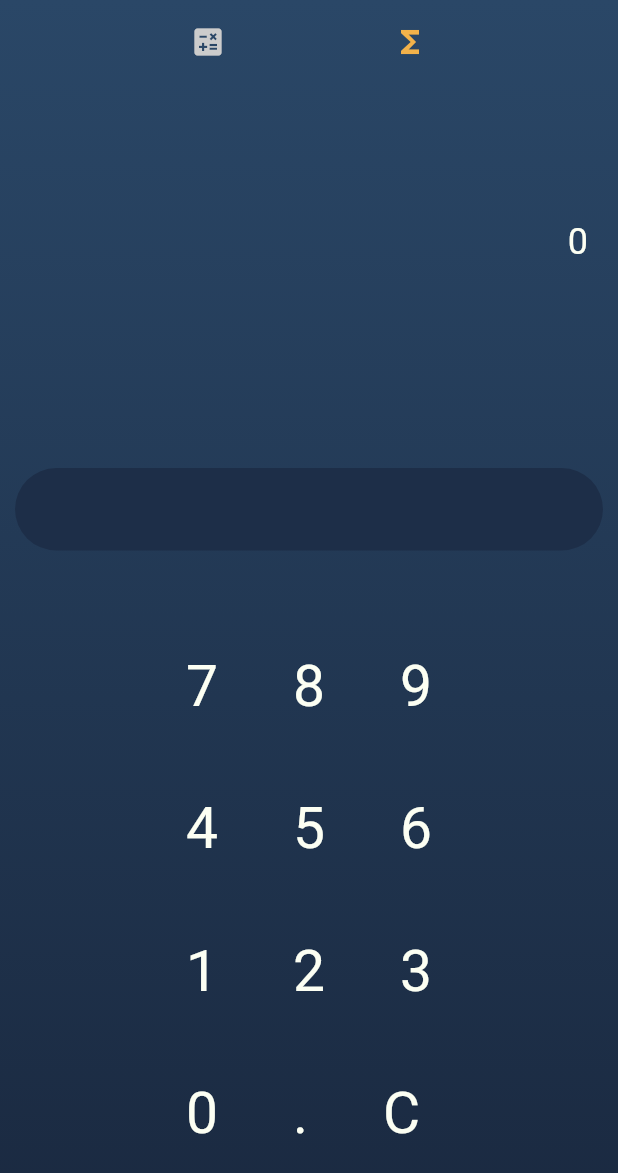
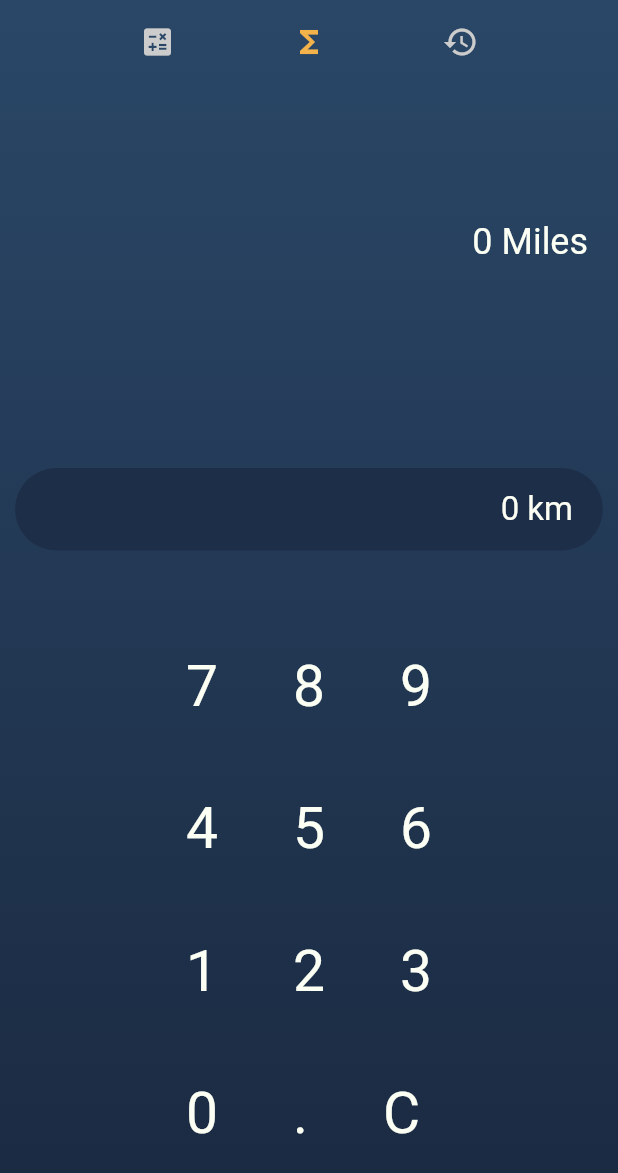
Before and after one commit to Shubhdeeps/calculator, a Flutter app: the screen it shows after launch, swiped to page 2, on a phone screen of 412 x 824 dp. Shown: the top 1173 px of the screen. Run offline on Flutter 3.47's test engine with Material 2 defaults, Android fonts, the phone set to English and light mode, and no system bars; missing offline and left inert: function_tree.

Commit message:
bug fixes

```diff
--- a/lib/components/Navbar.dart
+++ b/lib/components/Navbar.dart
@@ -5,7 +5,6 @@ class Navbar extends StatelessWidget {
   const Navbar(this.type, {super.key});
   static const colorsActive = 0xFFF3B24A;
   static const colorsInactive = 0xFFCCCCCC;
-
   @override
   Widget build(BuildContext context) => Row(
         mainAxisAlignment: MainAxisAlignment.spaceEvenly,
@@ -22,6 +21,12 @@ class Navbar extends StatelessWidget {
                     color: Color((type == 1) ? colorsActive : colorsInactive)),
                 child: Icon(Icons.functions)),
           ),
+          Container(
+            child: IconTheme(
+                data: IconThemeData(
+                    color: Color((type == 2) ? colorsActive : colorsInactive)),
+                child: Icon(Icons.history)),
+          ),
         ],
       );
 }
--- a/lib/main.dart
+++ b/lib/main.dart
@@ -48,7 +48,7 @@ class Pages extends StatelessWidget {
   Widget build(BuildContext context) {
     return PageView(
       onPageChanged: (value) => pageValue(value),
-      children: const <Widget>[Home(), KmToMiles()],
+      children: const <Widget>[Home(), KmToMiles(), History()],
     );
   }
 }
--- a/lib/screens/KmtoMiles.dart
+++ b/lib/screens/KmtoMiles.dart
@@ -1,3 +1,5 @@
+import 'dart:developer';
+
 import 'package:flutter/material.dart';
 import '../components/components.dart';
 
@@ -11,19 +13,25 @@ class KmToMiles extends StatefulWidget {
 class _KmToMilesState extends State<KmToMiles> {
   List inputValues = [];
   double _output = 0;
-  String output = "0";
+  String output = "0 Miles";
 
   void ClickFN(String message) {
     if (message == "C") {
-      inputValues.clear();
-      output = "0";
+      output = "0 Miles";
       setState(() {
-        inputValues.add("");
+        inputValues.clear();
       });
     } else {
       setState(() {
+        if (inputValues.isEmpty && message == ".") {
+          inputValues.add(0);
+        }
+        if (inputValues.contains(".") && message == ".") {
+          return;
+        }
         inputValues.add(message);
-        _output = double.parse(inputValues.join()) * 0.621371;
+        log(inputValues.join(""));
+        _output = double.parse(inputValues.join("")) * 0.621371;
         var out = _output.toStringAsFixed(2);
         output = "$out Miles";
       });
@@ -51,7 +59,9 @@ class _KmToMilesState extends State<KmToMiles> {
             const SizedBox(height: 30),
             ResultField(output),
             const SizedBox(height: 20),
-            InputField(inputValues),
+            InputField(
+              inputValues.isNotEmpty ? [...inputValues, " km"] : [0, " km"],
+            ),
             KeypadKmtoMiles(ClickFN)
           ],
         ),
--- a/lib/screens/screens.dart
+++ b/lib/screens/screens.dart
@@ -1,2 +1,3 @@
 export 'Home.dart';
 export 'KmtoMiles.dart';
+export 'History.dart';
```
Also changed, not shown: lib/screens/History.dart (+7 -2 lines).
